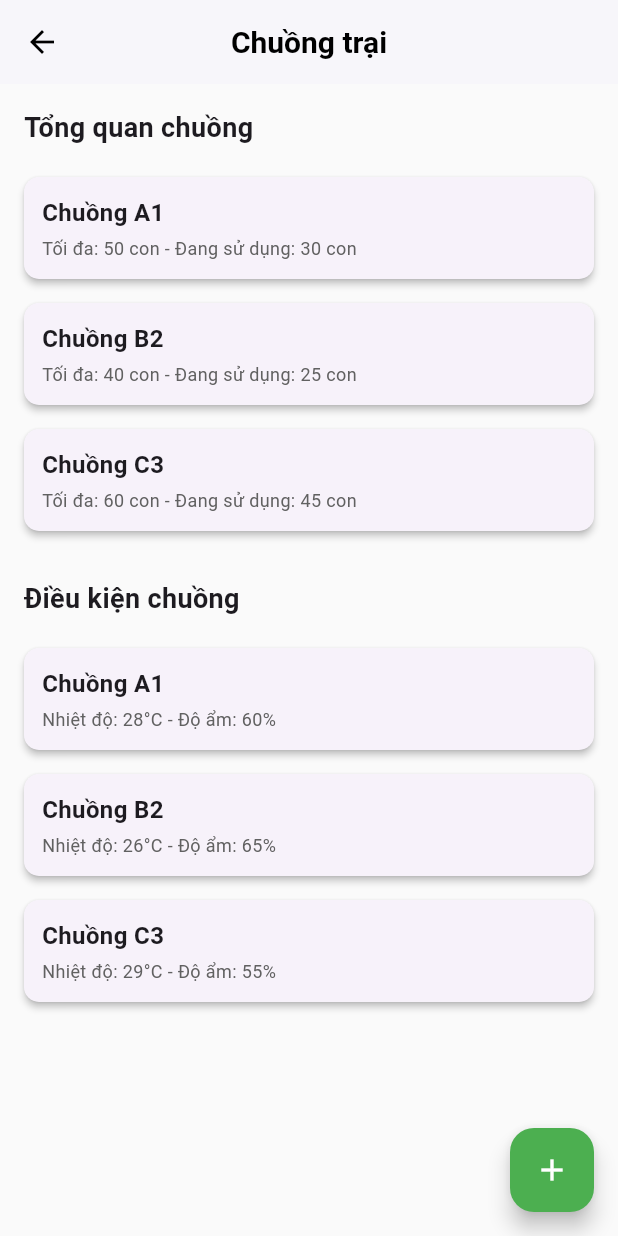
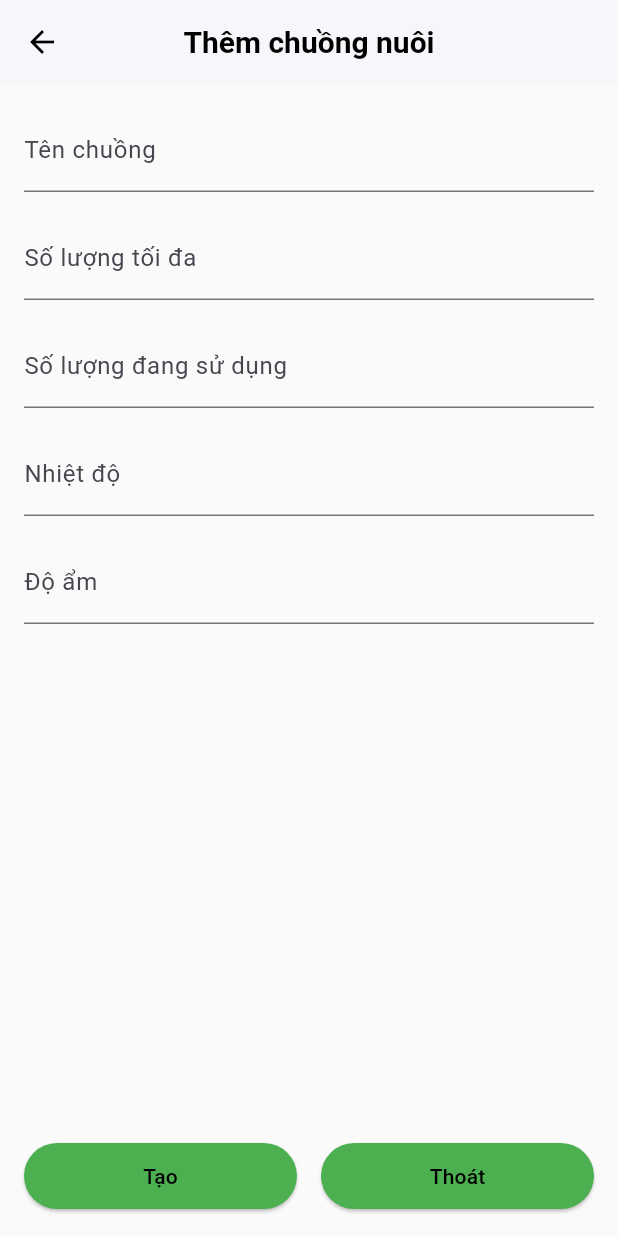
Before and after one commit to cattfan/LiveStockManagement, a Flutter app: the BarnManagementPage screen opened directly, after a tap on the "add" icon, on a phone screen of 412 x 824 dp. Run offline on Flutter 3.47's test engine with Material 3 defaults, Android fonts, the phone set to English and light mode, and no system bars; our stand-ins replace flutter_svg; network calls fail.

Commit message:
them chuc nang cho chuong nuoi

```diff
--- /dev/null
+++ b/lib/Screens/home_child_screens/Barn_Page/add_barn_page.dart
@@ -0,0 +1,120 @@
+import 'package:flutter/material.dart';
+
+class AddBarnPage extends StatefulWidget {
+  const AddBarnPage({super.key});
+
+  @override
+  State<AddBarnPage> createState() => _AddBarnPageState();
+}
+
+class _AddBarnPageState extends State<AddBarnPage> {
+  final _formKey = GlobalKey<FormState>();
+  String barnName = '';
+  int capacity = 0;
+  int used = 0;
+  String temp = '';
+  String humidity = '';
+
+  @override
+  Widget build(BuildContext context) {
+    return Scaffold(
+      appBar: AppBar(
+        leading: const BackButton(color: Colors.black),
+        backgroundColor: Colors.white,
+        centerTitle: true,
+        elevation: 1,
+        title: const Text(
+          'Thêm chuồng nuôi',
+          style: TextStyle(color: Colors.black, fontWeight: FontWeight.bold),
+        ),
+      ),
+      body: Padding(
+        padding: const EdgeInsets.all(16.0),
+        child: Form(
+          key: _formKey,
+          child: Column(
+            children: [
+              TextFormField(
+                decoration: const InputDecoration(labelText: 'Tên chuồng'),
+                onSaved: (value) => barnName = value ?? '',
+                validator: (value) =>
+                    value == null || value.isEmpty ? 'Vui lòng nhập tên' : null,
+              ),
+              const SizedBox(height: 16),
+              TextFormField(
+                decoration: const InputDecoration(labelText: 'Số lượng tối đa'),
+                keyboardType: TextInputType.number,
+                onSaved: (value) => capacity = int.tryParse(value ?? '0') ?? 0,
+                validator: (value) =>
+                    value == null || value.isEmpty ? 'Nhập số lượng' : null,
+              ),
+              const SizedBox(height: 16),
+              TextFormField(
+                decoration: const InputDecoration(labelText: 'Số lượng đang sử dụng'),
+                keyboardType: TextInputType.number,
+                onSaved: (value) => used = int.tryParse(value ?? '0') ?? 0,
+                validator: (value) {
+                  if (value == null || value.isEmpty) return 'Nhập số lượng';
+                  final intValue = int.tryParse(value);
+                  if (intValue == null) return 'Không hợp lệ';
+                  if (intValue < 0) return 'Không được âm';
+                  if (intValue > capacity) return 'Vượt quá số lượng tối đa';
+                  return null;
+                },
+              ),
+              const SizedBox(height: 16),
+              TextFormField(
+                decoration: const InputDecoration(labelText: 'Nhiệt độ'),
+                onSaved: (value) => temp = value ?? '',
+              ),
+              const SizedBox(height: 16),
+              TextFormField(
+                decoration: const InputDecoration(labelText: 'Độ ẩm'),
+                onSaved: (value) => humidity = value ?? '',
+              ),
+              const Spacer(),
+              Row(
+                children: [
+                  Expanded(
+                    child: ElevatedButton(
+                      onPressed: () {
+                        if (_formKey.currentState!.validate()) {
+                          _formKey.currentState!.save();
+                          Navigator.pop(context, {
+                            'name': barnName,
+                            'capacity': capacity,
+                            'used': used,
+                            'temp': temp,
+                            'humidity': humidity,
+                          });
+                        }
+                      },
+                      style: ElevatedButton.styleFrom(
+                        backgroundColor: Colors.green,
+                        padding: const EdgeInsets.symmetric(vertical: 12),
+                      ),
+                      child: const Text('Tạo', style: TextStyle(color: Colors.black)),
+                    ),
+                  ),
+                  const SizedBox(width: 16),
+                  Expanded(
+                    child: ElevatedButton(
+                      onPressed: () {
+                        Navigator.pop(context);
+                      },
+                      style: ElevatedButton.styleFrom(
+                        backgroundColor: Colors.green,
+                        padding: const EdgeInsets.symmetric(vertical: 12),
+                      ),
+                      child: const Text('Thoát', style: TextStyle(color: Colors.black)),
+                    ),
+                  ),
+                ],
+              )
+            ],
+          ),
+        ),
+      ),
+    );
+  }
+}
--- /dev/null
+++ b/lib/Screens/home_child_screens/Barn_Page/barn_management_page.dart
@@ -0,0 +1,164 @@
+import 'package:flutter/material.dart';
+import 'package:livestockmanagement/Screens/home_child_screens/Barn_Page/all_barn_page.dart';
+import 'package:livestockmanagement/Screens/home_child_screens/Barn_Page/edit_barn_page.dart';
+import 'add_barn_page.dart';
+
+class BarnManagementPage extends StatefulWidget {
+  const BarnManagementPage({super.key});
+
+  @override
+  State<BarnManagementPage> createState() => _BarnManagementPageState();
+}
+
+class _BarnManagementPageState extends State<BarnManagementPage> {
+  List<Map<String, dynamic>> barns = [
+    {'name': 'Chuồng A1', 'max': 50, 'used': 30, 'temp': '28°C', 'humidity': '60%'},
+    {'name': 'Chuồng B2', 'max': 40, 'used': 25, 'temp': '26°C', 'humidity': '65%'},
+    {'name': 'Chuồng C3', 'max': 60, 'used': 45, 'temp': '29°C', 'humidity': '55%'},
+  ];
+
+  @override
+  Widget build(BuildContext context) {
+    return Scaffold(
+      appBar: AppBar(
+        leading: const BackButton(color: Colors.black),
+        backgroundColor: Colors.white,
+        centerTitle: true,
+        title: const Text(
+          'Chuồng trại',
+          style: TextStyle(color: Colors.black, fontWeight: FontWeight.bold),
+        ),
+        elevation: 1,
+      ),
+      body: SingleChildScrollView(
+        padding: const EdgeInsets.all(16.0),
+        child: Column(
+          crossAxisAlignment: CrossAxisAlignment.start,
+          children: [
+            // Phần tiêu đề và nút xem toàn bộ
+            Row(
+              mainAxisAlignment: MainAxisAlignment.spaceBetween,
+              children: [
+                const Text(
+                  'Tổng quan chuồng',
+                  style: TextStyle(fontSize: 18, fontWeight: FontWeight.bold),
+                ),
+                TextButton(
+                  onPressed: () async {
+                    final updatedBarns = await Navigator.push(
+                      context,
+                      MaterialPageRoute(
+                        builder: (context) => AllBarnPage(barns: barns),
+                      ),
+                    );
+
+                    if (updatedBarns != null) {
+                      setState(() {
+                        barns = List<Map<String, dynamic>>.from(updatedBarns);
+                      });
+                    }
+                  },
+                  child: const Text(
+                    'Xem toàn bộ',
+                    style: TextStyle(color: Colors.green),
+                  ),
+                ),
+              ],
+            ),
+            const SizedBox(height: 12),
+            ...barns.take(2).map((barn) => _buildOverviewCard(barn)).toList(), // Chỉ 2 chuồng
+
+            const SizedBox(height: 24),
+            const Text(
+              'Điều kiện chuồng',
+              style: TextStyle(fontSize: 18, fontWeight: FontWeight.bold),
+            ),
+            const SizedBox(height: 12),
+            ...barns.take(2).map((barn) => _buildConditionCard(barn)).toList(), // Chỉ 2 chuồng
+          ],
+        ),
+      ),
+      floatingActionButton: FloatingActionButton(
+        onPressed: () async {
+          final result = await Navigator.push(
+            context,
+            MaterialPageRoute(builder: (context) => const AddBarnPage()),
+          );
+
+          if (result != null) {
+            // Thêm result vào danh sách chuồng nuôi
+            setState(() {
+              barns.add({
+                'name': result['name'],
+                'max': result['capacity'],
+                'used': result['used'],
+                'temp': result['temp'],
+                'humidity': result['humidity'],
+              });
+            });
+          }
+
+        },
+        backgroundColor: Colors.green,
+        child: const Icon(Icons.add, color: Colors.white),
+      ),
+      floatingActionButtonLocation: FloatingActionButtonLocation.endFloat,
+    );
+  }
+
+  Widget _buildOverviewCard(Map<String, dynamic> barn) {
+    return Card(
+      elevation: 2,
+      margin: const EdgeInsets.symmetric(vertical: 8.0),
+      shape: RoundedRectangleBorder(borderRadius: BorderRadius.circular(10)),
+      child: ListTile(
+        contentPadding: const EdgeInsets.symmetric(horizontal: 16, vertical: 10),
+        title: Text(
+          barn['name'],
+          style: const TextStyle(fontSize: 16, fontWeight: FontWeight.bold),
+        ),
+        subtitle: Text(
+          'Tối đa: ${barn['max']} - Đang sử dụng: ${barn['used']}',
+          style: TextStyle(color: Colors.grey[700], fontSize: 12),
+        ),
+        trailing: IconButton(
+          icon: const Icon(Icons.edit, color: Colors.grey),
+         onPressed: () async {
+  final result = await Navigator.push(
+    context,
+    MaterialPageRoute(
+      builder: (context) => EditBarnPage(barnData: barn),
+    ),
+  );
+  if (result != null) {
+    setState(() {
+      barn['name'] = result['name'];
+      barn['max'] = result['capacity'];
+    });
+  }
+},
+
+        ),
+      ),
+    );
+  }
+
+  Widget _buildConditionCard(Map<String, dynamic> barn) {
+    return Card(
+      elevation: 2,
+      margin: const EdgeInsets.symmetric(vertical: 8.0),
+      shape: RoundedRectangleBorder(borderRadius: BorderRadius.circular(10)),
+      child: ListTile(
+        contentPadding: const EdgeInsets.symmetric(horizontal: 16, vertical: 10),
+        title: Text(
+          barn['name'],
+          style: const TextStyle(fontSize: 16, fontWeight: FontWeight.bold),
+        ),
+        subtitle: Text(
+          'Nhiệt độ: ${barn['temp']} - Độ ẩm: ${barn['humidity']}',
+          style: TextStyle(color: Colors.grey[700], fontSize: 12),
+        ),
+      ),
+    );
+  }
+}
--- a/lib/Screens/home_child_screens/barn_management_page.dart
+++ /dev/null
@@ -1,112 +0,0 @@
-import 'package:flutter/material.dart';
-
-class BarnManagementPage extends StatelessWidget {
-  const BarnManagementPage({super.key});
-
-  @override
-  Widget build(BuildContext context) {
-    return Scaffold(
-      appBar: AppBar(
-        leading: BackButton(color: Colors.black),
-        backgroundColor: Colors.white,
-        centerTitle: true,
-        title: const Text(
-          'Chuồng trại',
-          style: TextStyle(
-            color: Colors.black,
-            fontWeight: FontWeight.bold,
-          ),
-        ),
-        elevation: 1,
-      ),
-      body: SingleChildScrollView(
-        padding: const EdgeInsets.all(16.0),
-        child: Column(
-          crossAxisAlignment: CrossAxisAlignment.start,
-          children: [
-            // Phần Tổng quan chuồng
-            const Text(
-              'Tổng quan chuồng',
-              style: TextStyle(fontSize: 18, fontWeight: FontWeight.bold),
-            ),
-            const SizedBox(height: 12),
-            _buildOverviewCard('Chuồng A1', '50 con', '30 con'),
-            _buildOverviewCard('Chuồng B2', '40 con', '25 con'),
-            _buildOverviewCard('Chuồng C3', '60 con', '45 con'),
-            const SizedBox(height: 24),
-            // Phần Điều kiện chuồng
-            const Text(
-              'Điều kiện chuồng',
-              style: TextStyle(fontSize: 18, fontWeight: FontWeight.bold),
-            ),
-            const SizedBox(height: 12),
-            _buildConditionCard('Chuồng A1', '28°C', '60%'),
-            _buildConditionCard('Chuồng B2', '26°C', '65%'),
-            _buildConditionCard('Chuồng C3', '29°C', '55%'),
-          ],
-        ),
-      ),
-      floatingActionButton: FloatingActionButton(
-        onPressed: () {
-        },
-        backgroundColor: Colors.green,
-        child: const Icon(Icons.add, color: Colors.white),
-      ),
-      floatingActionButtonLocation: FloatingActionButtonLocation.endFloat,
-    );
-  }
-
-  // Tổng quan: Tên chuồng + Số lượng
-  Widget _buildOverviewCard(String name, String max, String used) {
-    return Card(
-      elevation: 2,
-      margin: const EdgeInsets.symmetric(vertical: 8.0),
-      shape: RoundedRectangleBorder(borderRadius: BorderRadius.circular(10)),
-      child: Container(
-        width: double.infinity, // Kéo dài chiều ngang
-        padding: const EdgeInsets.all(12.0),
-        child: Column(
-          crossAxisAlignment: CrossAxisAlignment.start,
-          children: [
-            Text(
-              name,
-              style: const TextStyle(fontSize: 16, fontWeight: FontWeight.bold),
-            ),
-            const SizedBox(height: 4),
-            Text(
-              'Tối đa: $max - Đang sử dụng: $used',
-              style: TextStyle(color: Colors.grey[700], fontSize: 12),
-            ),
-          ],
-        ),
-      ),
-    );
-  }
-
-  // Điều kiện: Tên chuồng + Nhiệt độ + Độ ẩm
-  Widget _buildConditionCard(String name, String temperature, String humidity) {
-    return Card(
-      elevation: 2,
-      margin: const EdgeInsets.symmetric(vertical: 8.0),
-      shape: RoundedRectangleBorder(borderRadius: BorderRadius.circular(10)),
-      child: Container(
-        width: double.infinity, // Kéo dài chiều ngang
-        padding: const EdgeInsets.all(12.0),
-        child: Column(
-          crossAxisAlignment: CrossAxisAlignment.start,
-          children: [
-            Text(
-              name,
-              style: const TextStyle(fontSize: 16, fontWeight: FontWeight.bold),
-            ),
-            const SizedBox(height: 4),
-            Text(
-              'Nhiệt độ: $temperature - Độ ẩm: $humidity',
-              style: TextStyle(color: Colors.grey[700], fontSize: 12),
-            ),
-          ],
-        ),
-      ),
-    );
-  }
-}
```
Also changed, not shown: lib/Screens/home_child_screens/Barn_Page/all_barn_page.dart (added, +78 -0 lines), lib/Screens/home_child_screens/Barn_Page/edit_barn_page.dart (added, +136 -0 lines), lib/Screens/home_page.dart (+1 -16 lines).
